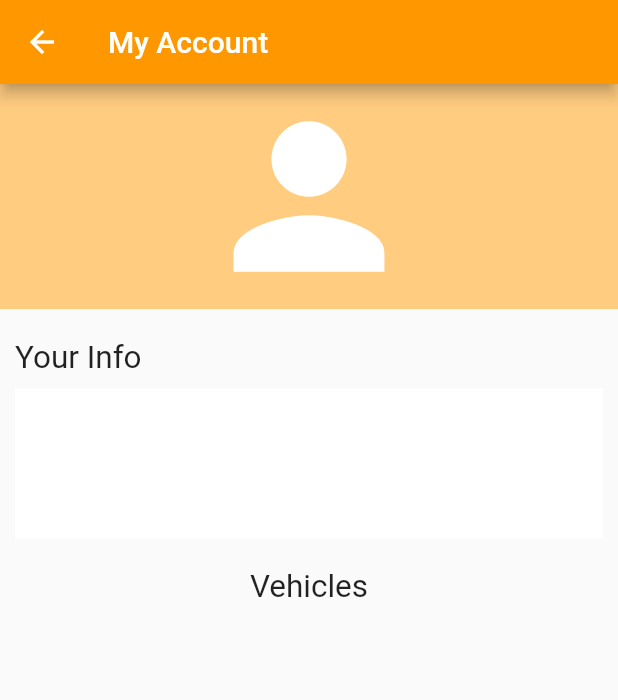
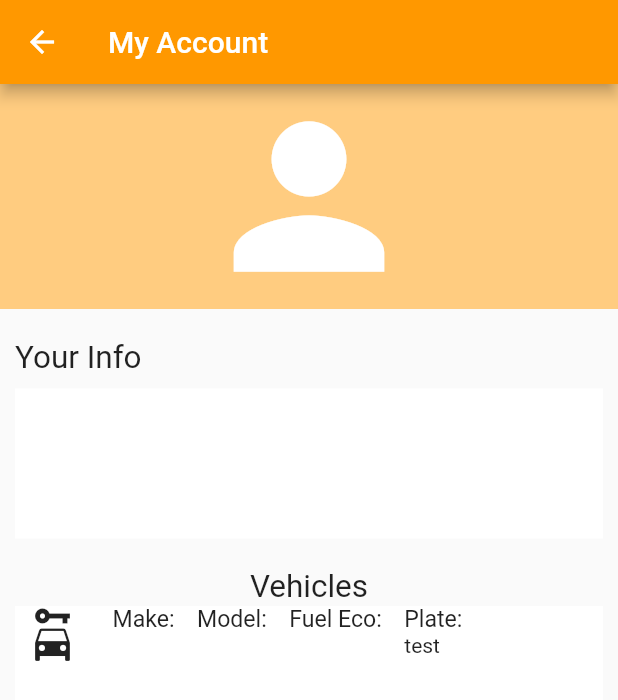
Before and after one commit to TaylorTe2/SideStep, a Flutter app: the Settings screen opened directly, on a phone screen of 412 x 824 dp. Shown: the top 700 px of the screen. Run offline on Flutter 3.47's test engine with Material 2 defaults, Android fonts, the phone set to English and light mode, and no system bars; our stand-ins replace csv, google_maps_flutter.

```diff
--- a/lib/UserSettings.dart
+++ b/lib/UserSettings.dart
@@ -1,4 +1,5 @@
 import 'dart:ui';
+import 'Vehicles.dart';
 
 import 'package:flutter/material.dart';
 
@@ -35,6 +36,7 @@ class Settings extends StatelessWidget {
                 'Vehicles',
                 textScaleFactor: 1.5,
               ),
+              LoadVehicles(),
             ],
           ),
         ),
--- a/lib/Vehicles.dart
+++ b/lib/Vehicles.dart
@@ -5,18 +5,23 @@ import 'dart:ui';
 
 List<List<dynamic>> vehicles = [];
 
-_loadVehicleCSV() async {
+
+
+class LoadVehicles extends StatelessWidget {
+  const LoadVehicles({Key? key}) : super(key: key);
+
+  @override
+  Widget build(BuildContext context) {
+
+  List<List<dynamic>> vehicles = [];
+
+  _loadVehicleCSV() async {
   final myVehicles = await rootBundle.loadString('VehicleInfo.csv');
   List<List<dynamic>> csvTable = CsvToListConverter().convert(myVehicles);
 
   vehicles = csvTable;
 }
 
-class LoadVehicles extends StatelessWidget {
-  const LoadVehicles({Key? key}) : super(key: key);
-
-  @override
-  Widget build(BuildContext context) {
     return Center(
       child: Container(
         decoration: BoxDecoration(color: Colors.white),
--- a/pubspec.yaml
+++ b/pubspec.yaml
@@ -38,6 +38,7 @@ dependencies:
   flutter_polyline_points: ^1.0.0
   google_maps_webservice: ^0.0.19
   async: ^2.8.2
+  csv: ^5.0.1
 
 
 
```
Also changed, not shown: pubspec.lock, 2 other files.
